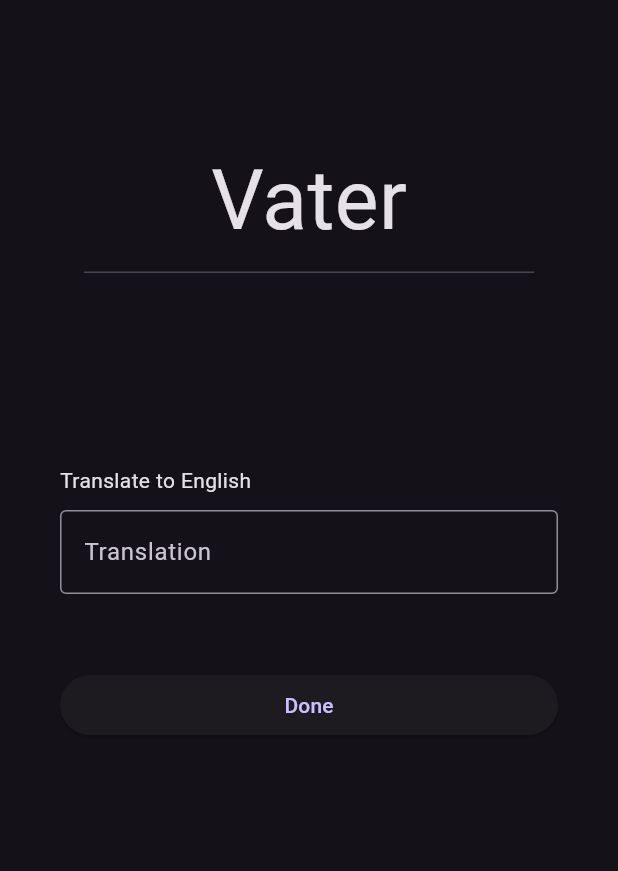
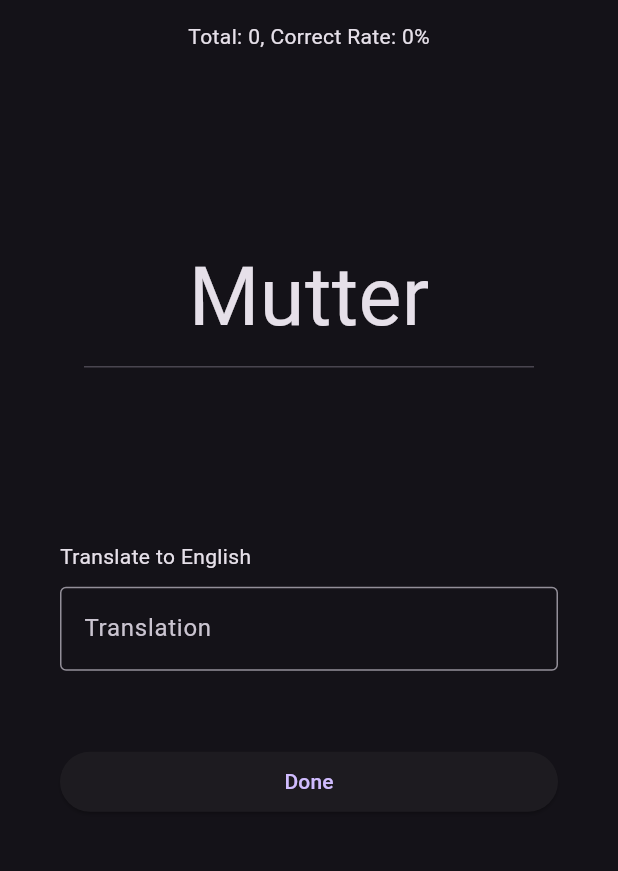
Before and after one commit to dcosta500/duo_words, a Flutter app: the screen it shows after launch, after a tap on "Start Quiz", on a phone screen of 412 x 824 dp, the part 63-934 px from its top. Run offline on Flutter 3.47's test engine with Material 3 defaults, Android fonts, the light colour scheme and no system bars.

Commit message:
Extra quiz options implemented.

```diff
--- a/lib/pages/menu_page.dart
+++ b/lib/pages/menu_page.dart
@@ -1,17 +1,50 @@
 // ignore_for_file: prefer_const_constructors
 
 import 'package:duo_words/pages/quiz_page.dart';
+import 'package:duo_words/utils/quiz_configuration.dart';
 import 'package:flutter/material.dart';
 
 import 'consts.dart';
 
-class MenuPage extends StatelessWidget {
+class MenuPage extends StatefulWidget {
   const MenuPage({super.key});
 
-  void navigateToQuizPage(BuildContext context) {
+  @override
+  State<MenuPage> createState() => _MenuPageState();
+}
+
+class _MenuPageState extends State<MenuPage> {
+  bool isAdaptative = false;
+
+  bool hasRandomOrder = false;
+
+  void navigateToQuizPage(BuildContext context, QuizConfiguration qc) {
     Navigator.push(
       context,
-      MaterialPageRoute(builder: (context) => QuizPage()),
+      MaterialPageRoute(
+        builder: (context) => QuizPage(qc: qc),
+      ),
+    );
+  }
+
+  Widget getButton(BuildContext context, String text, QuizConfiguration qc) {
+    return FilledButton(
+      onPressed: () {
+        navigateToQuizPage(context, qc);
+      },
+      child: Text(text, style: TextStyle(fontSize: 20.0)),
+    );
+  }
+
+  Widget getSwitch(BuildContext context, String label, bool initialValue,
+      void Function(bool) function) {
+    return Row(
+      mainAxisAlignment: MainAxisAlignment.center,
+      children: [
+        Text(label, style: TextStyle(fontSize: 20.0)),
+        SizedBox(width: 10.0),
+        Switch(value: initialValue, onChanged: function),
+      ],
     );
   }
 
@@ -20,13 +53,51 @@ class MenuPage extends StatelessWidget {
     return Scaffold(
       appBar: APP_BAR,
       body: Center(
-        child: FilledButton(
-          onPressed: () {
-            navigateToQuizPage(context);
-          },
-          child: Text(
-            "Start Quiz",
-          ),
+        child: Column(
+          mainAxisAlignment: MainAxisAlignment.center,
+          children: [
+            // Buttons
+            Column(
+              mainAxisAlignment: MainAxisAlignment.center,
+              children: [
+                getButton(
+                  context,
+                  "Start Quiz",
+                  QuizConfiguration(
+                    isAdaptative: isAdaptative,
+                    hasRandomOrder: hasRandomOrder,
+                  ),
+                )
+              ],
+            ),
+            SizedBox(height: 50.0),
+            // Switches
+            Column(
+              mainAxisAlignment: MainAxisAlignment.center,
+              children: [
+                getSwitch(
+                  context,
+                  "Adaptative",
+                  isAdaptative,
+                  (bool value) {
+                    setState(() {
+                      isAdaptative = value;
+                    });
+                  },
+                ),
+                getSwitch(
+                  context,
+                  "Random Order",
+                  hasRandomOrder,
+                  (bool value) {
+                    setState(() {
+                      hasRandomOrder = value;
+                    });
+                  },
+                ),
+              ],
+            ),
+          ],
         ),
       ),
     );
--- a/lib/pages/quiz_page.dart
+++ b/lib/pages/quiz_page.dart
@@ -14,8 +14,13 @@ const String CORRECT_SOUND_PATH = '/sounds/correct_sound.mp3';
 const String INCORRECT_SOUND_PATH = '/sounds/incorrect_sound.mp3';
 const int STATUS_TEXT_DISPLAY_DURATION_IN_SECONDS = 5;
 
+late QuizConfiguration quizConfiguration;
+
 class QuizPage extends StatelessWidget {
-  const QuizPage({super.key});
+  final QuizConfiguration qc;
+  QuizPage({required this.qc, super.key}) {
+    quizConfiguration = qc;
+  }
 
   @override
   Widget build(BuildContext context) {
@@ -42,20 +47,29 @@ class _QuizContentState extends State<QuizContent> {
   late Question question;
   late Quiz quiz;
 
+  // If null then answer was correct, if not, answer was wrong and this contains
+  // the right answer
+  String? failedAnswer;
+  bool showStatusText = false;
+
+  // Stats
+  int totalAnsweredQuestions = 0;
+  int totalCorrectAnswers = 0;
+
   @override
   void dispose() {
     audioPlayer.dispose();
     super.dispose();
   }
 
-  // If null then answer was correct, if not, answer was wrong and this contains
-  // the right answer
-  String? failedAnswer;
-  bool showStatusText = false;
-
   _QuizContentState() {
     quiz = Quiz(
-        wordsList: genListForGerman(), quizConfiguration: QuizConfiguration());
+        wordsList: genListForGerman(), quizConfiguration: quizConfiguration);
+
+    print("Quiz config\n"
+        "\t-isAdaptative: ${quizConfiguration.isAdaptative}\n"
+        "\t-hasRandomOrder: ${quizConfiguration.hasRandomOrder}");
+
     question = quiz.getNextQuestion();
     statusKey = GlobalKey<_StatusWidgetState>();
   }
@@ -81,12 +95,16 @@ class _QuizContentState extends State<QuizContent> {
 
   void Function()? answerQuestion(Question q, String answer) {
     return () {
+      totalAnsweredQuestions += 1;
       print("Answering question '${q.prompt}' with answer $answer.");
 
       question = quiz.getNextQuestion();
       showStatusText = true;
 
-      failedAnswer = q.isAnswerCorrect(answer) ? null : q.getAnswers();
+      bool isRight = q.isAnswerCorrect(answer);
+
+      totalCorrectAnswers += isRight ? 1 : 0;
+      failedAnswer = isRight ? null : q.getAnswers();
       playSound();
 
       statusKey = GlobalKey<_StatusWidgetState>();
@@ -112,26 +130,44 @@ class _QuizContentState extends State<QuizContent> {
       children: [
         // Prompt
         Expanded(
+          flex: 2,
+          child: Center(
+            child: Column(
+              children: [
+                // Statistics
+                Expanded(
                   flex: 1,
-          child: Center(
+                  child: StatisticsWidget(
+                    totalAnsweredQuestions: totalAnsweredQuestions,
+                    totalCorrectAnswers: totalCorrectAnswers,
+                  ),
+                ),
+                // Prompt
+                Expanded(
+                  flex: 3,
                   child: Column(
                     mainAxisAlignment: MainAxisAlignment.center,
                     children: [
                       Text(
                         question.prompt,
-                  style: TextStyle(fontSize: 60.0 - question.prompt.length),
+                        style:
+                            TextStyle(fontSize: 60.0 - question.prompt.length),
                       ),
                       SizedBox(width: 300.0, child: Divider()),
                       showStatusText
-                    ? StatusWidget(key: statusKey, rightAnswer: failedAnswer)
+                          ? StatusWidget(
+                              key: statusKey, rightAnswer: failedAnswer)
                           : Container(),
+                    ],
+                  ),
+                ),
               ],
             ),
           ),
         ),
         // Answer
         Expanded(
-          flex: 2,
+          flex: 3,
           child: Column(
             mainAxisAlignment: MainAxisAlignment.start,
             children: [
@@ -177,8 +213,7 @@ class _StatusWidgetState extends State<StatusWidget> {
     });
   }
 
-  @override
-  Widget build(BuildContext context) {
+  Widget getContent() {
     if (showStatusText) {
       if (widget.rightAnswer == null) {
         return Text("Correct!", style: TextStyle(color: Colors.green));
@@ -204,4 +239,27 @@ class _StatusWidgetState extends State<StatusWidget> {
       return Container();
     }
   }
+
+  @override
+  Widget build(BuildContext context) {
+    return SizedBox(height: 20.0, child: getContent());
   }
+}
+
+class StatisticsWidget extends StatelessWidget {
+  final int totalAnsweredQuestions;
+  final int totalCorrectAnswers;
+
+  const StatisticsWidget(
+      {required this.totalAnsweredQuestions,
+      required this.totalCorrectAnswers,
+      super.key});
+
+  @override
+  Widget build(BuildContext context) {
+    return Text(
+      "Total: $totalAnsweredQuestions, "
+      "Correct Rate: ${(totalAnsweredQuestions > 0 ? (totalCorrectAnswers / totalAnsweredQuestions) * 100 : 0).toInt()}%",
+    );
+  }
+}
--- a/lib/utils/question/question_generator.dart
+++ b/lib/utils/question/question_generator.dart
@@ -18,7 +18,7 @@ class QuestionParser {
       // Translation to Native
       for (String translation in w.translation) {
         questions.add(Question(
-            prompt: translation, answers: [w.native], isPromptNative: false));
+            prompt: translation, answers: w.nativeList, isPromptNative: false));
       }
 
       // Gender Question
--- a/lib/utils/quiz.dart
+++ b/lib/utils/quiz.dart
@@ -7,16 +7,20 @@ import 'package:duo_words/utils/word/word.dart';
 
 class Quiz {
   // If quiz is adaptative, it will start with a 3 question active pool.
-  final int _INIT_MAX_INDEX_ADAP = 2;
+  final int _INIT_MAX_INDEX_ADAP = 0;
+  // A word usually has 3 questions associated
+  final int _INDEX_INCREMENT_STEP = 3;
 
   // Number of questions prompted before adding another question to the active
   // pool (_QUESTION_NUMBER_PER_STAGE > 0).
-  final int _NUMBER_OF_QUESTIONS_PER_STAGE = 3;
+  final int _NUMBER_OF_QUESTIONS_PER_STAGE = 2;
 
   int _curQuestionOfStage = 0;
 
   late List<Question> _questions;
   late QuizConfiguration _qc;
+
+  late int _curIndex;
   late int _curMaxIndex;
 
   Quiz(
@@ -30,12 +34,21 @@ class Quiz {
   }
 
   void _init() {
+    _curIndex = -1;
+    if (_qc.isAdaptative) {
+      _curMaxIndex = _INIT_MAX_INDEX_ADAP;
+    }
     if (_qc.hasRandomOrder) {
       _questions.shuffle();
     }
+  }
 
-    if (_qc.isAdaptative) {
-      _curMaxIndex = _INIT_MAX_INDEX_ADAP;
+  int _getNextIndex() {
+    if (_qc.hasRandomOrder) {
+      return Random().nextInt(_curMaxIndex + 1);
+    } else {
+      _curIndex = _curMaxIndex == 0 ? 0 : (_curIndex + 1) % _curMaxIndex;
+      return _curIndex;
     }
   }
 
@@ -43,17 +56,16 @@ class Quiz {
     if (_curQuestionOfStage >= _NUMBER_OF_QUESTIONS_PER_STAGE) {
       _curQuestionOfStage = 0;
       if (_curMaxIndex < _questions.length - 1) {
-        _curMaxIndex++;
+        _curMaxIndex =
+            min(_curMaxIndex + _INDEX_INCREMENT_STEP, _questions.length - 1);
       }
     }
     _curQuestionOfStage++;
 
-    int index = Random().nextInt(_curMaxIndex + 1);
-    Question q = _questions[index];
+    int index = _getNextIndex();
 
-    print("Index: $index");
-    print("Question prompt: ${q.prompt}");
+    print("Index: $index.");
 
-    return q;
+    return _questions[index];
   }
 }
--- a/lib/utils/word/word.dart
+++ b/lib/utils/word/word.dart
@@ -1,12 +1,20 @@
 import 'gender.dart';
 
 class Word {
-  late String _native;
+  // List of native words. A word can have multiple forms
+  // For instance, ein and eine in german.
+  late List<String> _native;
+
+  // A word can have multiple translations
+  // For instance, mann can be man or husband, in german, depending on the
+  // context.
   late List<String> _translation;
+
+  // Depending on the language, a word can have a gender.
   late Gender _gender;
 
   Word(
-      {required String native,
+      {required List<String> native,
       required List<String> translation,
       required Gender gender}) {
     _native = native;
@@ -16,7 +24,12 @@ class Word {
 
   List<String> get translation => _translation;
 
-  String get native => _native;
+  List<String> get nativeList => _native;
+
+  // Only the first will be used as a prompt, but the player can
+  // answer with any of the native (or any of the translations, depending
+  // on the question)
+  String get native => _native[0];
 
   Gender get gender => _gender;
 }
--- a/lib/utils/word/words_list.dart
+++ b/lib/utils/word/words_list.dart
@@ -4,26 +4,36 @@ import 'gender.dart';
 
 List<Word> _wordList = [];
 
-void addWithList(
-    {required String native,
-    required List<String> translation,
+void add(
+    {required dynamic native,
+    required dynamic translation,
     required Gender gender}) {
-  _wordList.add(Word(native: native, translation: translation, gender: gender));
-}
+  List<String> nativeList, translationList;
+  if (native is String) {
+    nativeList = [native];
+  } else if (native is List<String>) {
+    nativeList = native;
+  } else {
+    throw Exception("Error adding word to wordList");
+  }
 
-void add(
-    {required String native,
-    required String translation,
-    required Gender gender}) {
-  _wordList
-      .add(Word(native: native, translation: [translation], gender: gender));
+  if (translation is String) {
+    translationList = [translation];
+  } else if (translation is List<String>) {
+    translationList = translation;
+  } else {
+    throw Exception("Error adding word to wordList");
+  }
+
+  _wordList.add(
+      Word(native: nativeList, translation: translationList, gender: gender));
 }
 
 List<Word> genListForGerman() {
   _wordList = [];
 
   // S1-U1 - Order in a cafe
-  add(native: "Kaffee", translation: "Coffee", gender: Gender.M);
+  /*add(native: "Kaffee", translation: "Coffee", gender: Gender.M);
   add(native: "Milch", translation: "Milk", gender: Gender.F);
   add(native: "Hallo", translation: "Hello", gender: Gender.NA);
   add(native: "Bitte", translation: "Please", gender: Gender.NA);
@@ -37,17 +47,17 @@ List<Word> genListForGerman() {
   add(native: "Ja", translation: "Yes", gender: Gender.NA);
   add(native: "Nein", translation: "No", gender: Gender.NA);
   add(native: "Tschüss", translation: "Bye", gender: Gender.NA);
-  add(native: "Oder", translation: "Or", gender: Gender.NA);
+  add(native: "Oder", translation: "Or", gender: Gender.NA);*/
 
   // S1-U1 - Family
   add(native: "Mutter", translation: "Mother", gender: Gender.F);
   add(native: "Vater", translation: "Father", gender: Gender.M);
   add(native: "Ein", translation: "A", gender: Gender.NA);
-  //add(native: "Eine", translation: "A", gender: Gender.NA);
+  add(native: "Eine", translation: "A", gender: Gender.NA);
   add(native: "Ich", translation: "I", gender: Gender.NA);
   add(native: "Bin", translation: "Am", gender: Gender.NA);
-  add(native: "Mein", translation: "My", gender: Gender.NA);
-  //add(native: "Meine", translation: "My", gender: Gender.NA);
+  add(native: ["Mein", "Meine"], translation: "My", gender: Gender.NA);
+  /*//add(native: "Meine", translation: "My", gender: Gender.NA);
   addWithList(
       native: "Mann", translation: ["Man", "Husband"], gender: Gender.M);
   add(native: "Bruder", translation: "Brother", gender: Gender.M);
@@ -61,7 +71,7 @@ List<Word> genListForGerman() {
   add(native: "Nett", translation: "Nice", gender: Gender.NA);
   add(native: "Sehr", translation: "Very", gender: Gender.NA);
   add(native: "Klug", translation: "Smart", gender: Gender.NA);
-  add(native: "Ist", translation: "Is", gender: Gender.NA);
+  add(native: "Ist", translation: "Is", gender: Gender.NA);*/
 
   return _wordList;
 }
```
Also changed, not shown: 1 other file. Lines whose indentation alone changed are shown as unchanged.
